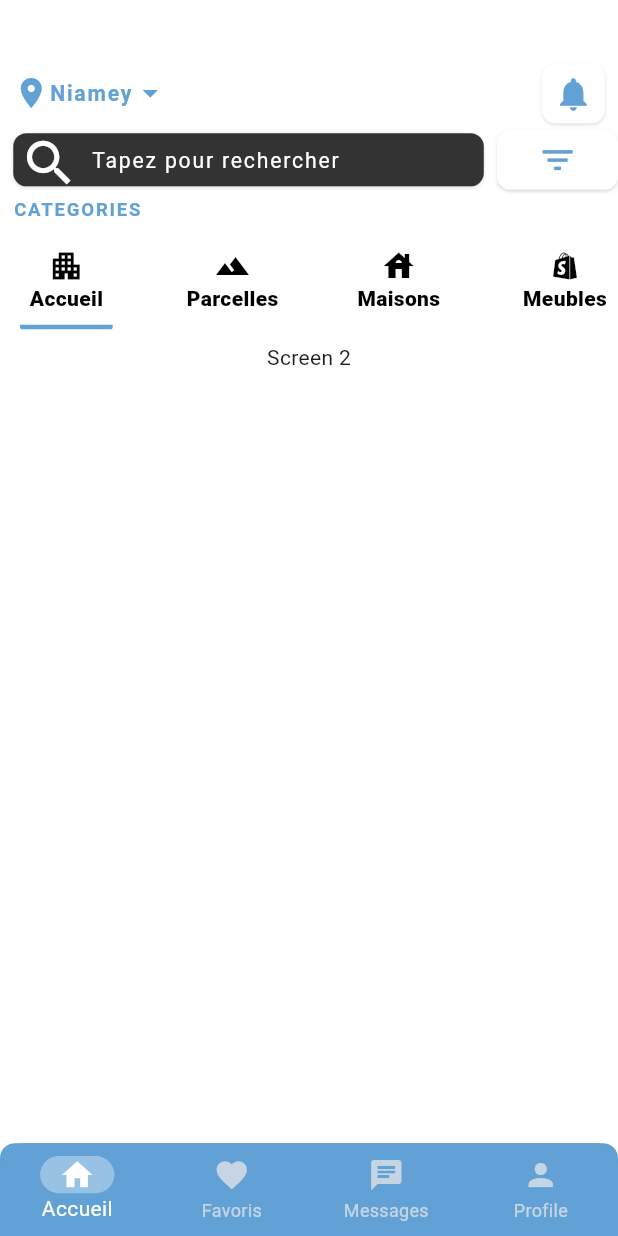
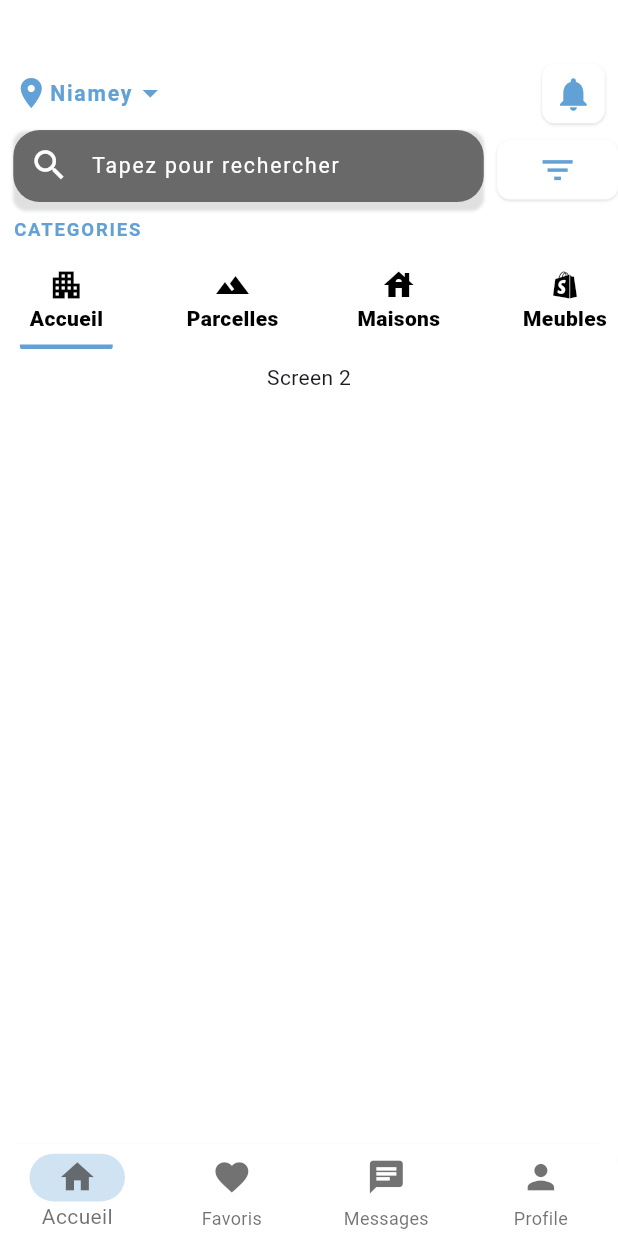
Before and after one commit to GanonthaBr/belle-house-mobile-app, a Flutter app: the screen it shows after launch, on a phone screen of 412 x 824 dp. Run offline on Flutter 3.47's test engine with Material 3 defaults, Android fonts, the phone set to English and light mode, and no system bars; our stand-ins replace geolocator, intl_phone_field; missing offline and left inert: country_codes.

Commit message:
Update color scheme in MainScreen and SearchBar for improved UI consistency; adjust dimensions for better layout

```diff
--- a/lib/screens/main_screen.dart
+++ b/lib/screens/main_screen.dart
@@ -36,7 +36,7 @@ class _MainScreenState extends State<MainScreen> {
       bottomNavigationBar: Container(
         height: AppDimension.distance70,
         decoration: const BoxDecoration(
-          color: AppColors.primaryColor,
+          color: AppColors.secondaryColor,
           borderRadius: BorderRadius.only(
             topLeft: Radius.circular(10),
             topRight: Radius.circular(10),
@@ -48,12 +48,12 @@ class _MainScreenState extends State<MainScreen> {
             topRight: Radius.circular(14),
           ),
           child: BottomNavigationBar(
-            backgroundColor: AppColors.primaryColor,
-            selectedItemColor: AppColors.secondaryColor,
+            backgroundColor: AppColors.secondaryColor,
+            selectedItemColor: AppColors.deepGray,
             onTap: onTapNav,
             currentIndex: currentIndex,
             type: BottomNavigationBarType.fixed,
-            unselectedItemColor: const Color.fromARGB(190, 233, 231, 231),
+            unselectedItemColor: AppColors.deepGray,
             items: [
               BottomNavigationBarItem(
                 icon: _buildNavItem(Icons.home, 0),
@@ -80,16 +80,16 @@ class _MainScreenState extends State<MainScreen> {
 
   Widget _buildNavItem(IconData icon, int index) {
     return Container(
-      height: AppDimension.radius14 * 2,
-      width: AppDimension.radius14 * 4,
+      height: AppDimension.fontSize18 * 2,
+      width: AppDimension.fontSize18 * 4,
       decoration: BoxDecoration(
         color:
             currentIndex == index
-                ? AppColors.secondaryColor.withOpacity(.35)
+                ? AppColors.primaryColorLoose
                 : null, // Change the color based on the selected index
-        borderRadius: BorderRadius.circular(13),
+        borderRadius: BorderRadius.circular(20),
       ),
-      child: Icon(icon),
+      child: Icon(icon, size: AppDimension.distance30),
     );
   }
 }
--- a/lib/utils/colors.dart
+++ b/lib/utils/colors.dart
@@ -4,9 +4,10 @@ import 'package:flutter/material.dart';
 
 class AppColors {
   static const Color primaryColor = Color(0xff61a1d6);
+  static const Color primaryColorLoose = Color.fromARGB(76, 97, 161, 214);
   static const Color secondaryColor = Color(0xffffffff);
   static const Color black = Color(0xff000000);
   static const Color gray = Color(0xffe5e5e5);
   //deep gray
-  static const Color deepGray = Color(0xff333333);
+  static const Color deepGray = Color.fromARGB(176, 51, 51, 51);
 }
--- a/lib/widgets/search_bar.dart
+++ b/lib/widgets/search_bar.dart
@@ -28,7 +28,7 @@ class TextFielSearch extends StatelessWidget {
           ),
         ],
       ),
-      height: AppDimension.distance20 * 2,
+      height: AppDimension.distance30 * 2,
       child: TextField(
         textAlign: TextAlign.start,
         decoration: InputDecoration(
@@ -48,12 +48,12 @@ class TextFielSearch extends StatelessWidget {
           ),
           prefixIcon: Icon(
             Icons.search,
-            size: AppDimension.distance45,
+            size: AppDimension.distance30,
             color: AppColors.secondaryColor,
           ),
           border: OutlineInputBorder(
             borderSide: BorderSide.none,
-            borderRadius: BorderRadius.circular(AppDimension.distance20 / 2),
+            borderRadius: BorderRadius.circular(AppDimension.distance20),
           ),
         ),
       ),
```
